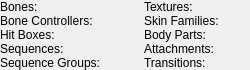
Qt form src/tools/hlam/ui/assets/studiomodel/dockpanels/StudioModelModelInfoPanel.ui (SamVanheer/HalfLifeAssetManager) before a commit.
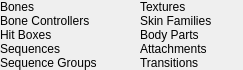
The same form after that commit.

Patch:
```diff
--- a/src/tools/hlam/ui/assets/studiomodel/dockpanels/StudioModelModelInfoPanel.ui
+++ b/src/tools/hlam/ui/assets/studiomodel/dockpanels/StudioModelModelInfoPanel.ui
@@ -6,7 +6,7 @@
    <rect>
     <x>0</x>
     <y>0</y>
-    <width>235</width>
+    <width>227</width>
     <height>67</height>
    </rect>
   </property>
@@ -59,7 +59,7 @@
      <item row="4" column="3">
       <widget class="QLabel" name="label_12">
        <property name="text">
-        <string>Transitions:</string>
+        <string>Transitions</string>
        </property>
       </widget>
      </item>
@@ -76,14 +76,14 @@
      <item row="3" column="3">
       <widget class="QLabel" name="label_11">
        <property name="text">
-        <string>Attachments:</string>
+        <string>Attachments</string>
        </property>
       </widget>
      </item>
      <item row="2" column="0">
       <widget class="QLabel" name="label_7">
        <property name="text">
-        <string>Hit Boxes:</string>
+        <string>Hit Boxes</string>
        </property>
       </widget>
      </item>
@@ -110,21 +110,21 @@
      <item row="0" column="0">
       <widget class="QLabel" name="BonesLabel">
        <property name="text">
-        <string>Bones:</string>
+        <string>Bones</string>
        </property>
       </widget>
      </item>
      <item row="3" column="0">
       <widget class="QLabel" name="label_8">
        <property name="text">
-        <string>Sequences:</string>
+        <string>Sequences</string>
        </property>
       </widget>
      </item>
      <item row="4" column="0">
       <widget class="QLabel" name="label_9">
        <property name="text">
-        <string>Sequence Groups:</string>
+        <string>Sequence Groups</string>
        </property>
       </widget>
      </item>
@@ -181,14 +181,14 @@
      <item row="1" column="0">
       <widget class="QLabel" name="BoneControllersLabel">
        <property name="text">
-        <string>Bone Controllers:</string>
+        <string>Bone Controllers</string>
        </property>
       </widget>
      </item>
      <item row="1" column="3">
       <widget class="QLabel" name="SkinFamiliesLabel">
        <property name="text">
-        <string>Skin Families:</string>
+        <string>Skin Families</string>
        </property>
       </widget>
      </item>
@@ -205,14 +205,14 @@
      <item row="2" column="3">
       <widget class="QLabel" name="label_10">
        <property name="text">
-        <string>Body Parts:</string>
+        <string>Body Parts</string>
        </property>
       </widget>
      </item>
      <item row="0" column="3">
       <widget class="QLabel" name="TexturesLabel">
        <property name="text">
-        <string>Textures:</string>
+        <string>Textures</string>
        </property>
       </widget>
      </item>
```
